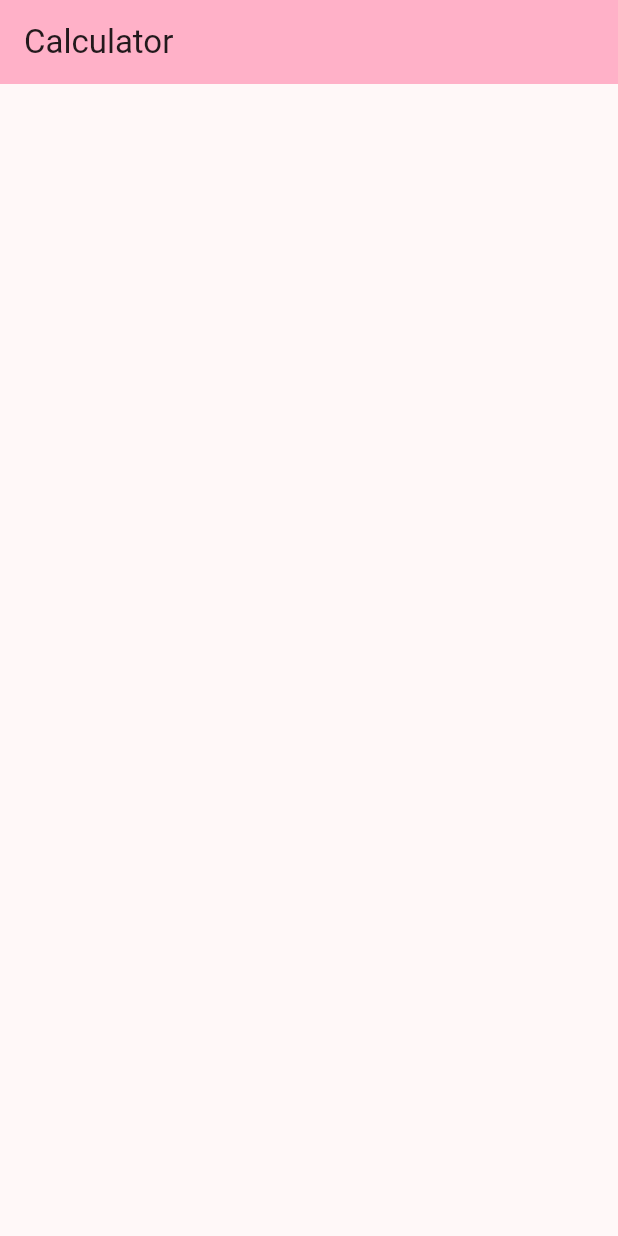
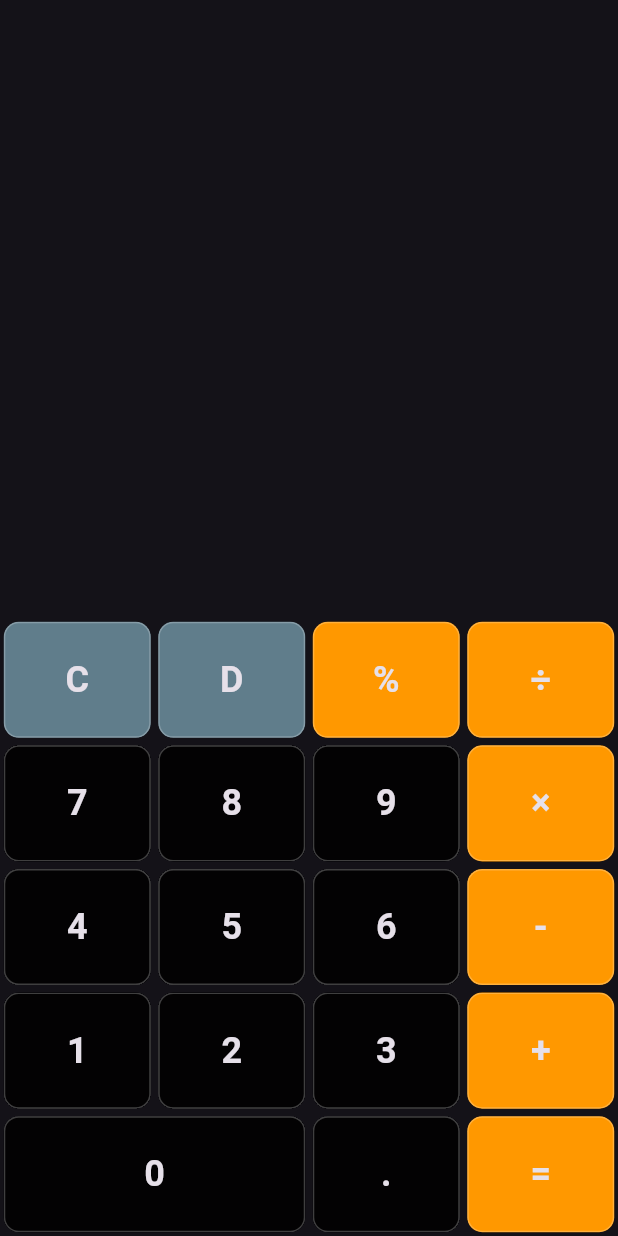
Before and after one commit to atommass/calculator-app-flutter, a Flutter app: the screen it shows after launch, on a phone screen of 412 x 824 dp. Run offline on Flutter 3.47's test engine with Material 3 defaults, Android fonts, the phone set to English and light mode, and no system bars; missing offline and left inert: window_size.

Commit message:
Calculator app

```diff
--- a/lib/main.dart
+++ b/lib/main.dart
@@ -1,48 +1,30 @@
+import 'dart:io';
+import 'package:window_size/window_size.dart';
 import 'package:flutter/material.dart';
+import 'package:calculator_app/src/calculator_screen.dart';
 
 void main() {
-  runApp(const MyApp());
+  WidgetsFlutterBinding.ensureInitialized();
+  if (Platform.isWindows || Platform.isLinux || Platform.isMacOS) {
+    setWindowMinSize(const Size(400, 700));
+    setWindowMaxSize(const Size(600, 900));
+    setWindowFrame(Rect.fromLTWH(200, 50, 400, 700));
+  }
+
+  runApp(const Calculator());
 }
 
-class MyApp extends StatelessWidget {
-  const MyApp({super.key});
+class Calculator extends StatelessWidget {
+  const Calculator({super.key});
 
   // This widget is the root of your application.
   @override
   Widget build(BuildContext context) {
     return MaterialApp(
-      title: 'Flutter Demo',
-      theme: ThemeData(
-        colorScheme: ColorScheme.fromSeed(seedColor: Colors.black),
-
-      ),
-      home: const MyHomePage(title: 'Calculator'),
+      title: 'Calculator',
+      debugShowCheckedModeBanner: false,
+      theme: ThemeData.dark(),
+      home: const CalculatorScreen(),
     );
   }
 }
-
-class MyHomePage extends StatefulWidget {
-  const MyHomePage({super.key, required this.title});
-  final String title;
-
-  @override
-  State<MyHomePage> createState() => _MyHomePageState();
-}
-
-class _MyHomePageState extends State<MyHomePage> {
-
-
-  @override
-  Widget build(BuildContext context) {
-    return Scaffold(
-      appBar: AppBar(
-        backgroundColor: Theme.of(context).colorScheme.inversePrimary,
-        title: Text(widget.title),
-      ),
-      body: const Center(
-        child: Column(),
-      ),
-    );
-  }
-
-}
--- a/lib/src/button_values.dart
+++ b/lib/src/button_values.dart
@@ -1,5 +1,29 @@
 class Btn {
-  static const String clear = 'C';
-  static const String delete = 'DEL';
-  static const String percent = '%';
+  static const String del = "D";
+  static const String clr = "C";
+  static const String per = "%";
+  static const String multiply = "×";
+  static const String divide = "÷";
+  static const String add = "+";
+  static const String subtract = "-";
+  static const String calculate = "=";
+  static const String dot = ".";
+  static const String n0 = "0";
+  static const String n1 = "1";
+  static const String n2 = "2";
+  static const String n3 = "3";
+  static const String n4 = "4";
+  static const String n5 = "5";
+  static const String n6 = "6";
+  static const String n7 = "7";
+  static const String n8 = "8";
+  static const String n9 = "9";
+
+  static const List<String> buttonValues = [
+    clr, del, per, divide,
+    n7, n8, n9, multiply,
+    n4, n5, n6, subtract,
+    n1, n2, n3, add,
+    n0, dot, calculate,
+  ];
 }
--- a/lib/src/calculator_screen.dart
+++ b/lib/src/calculator_screen.dart
@@ -0,0 +1,233 @@
+import 'button_values.dart';
+import 'package:flutter/material.dart';
+
+class CalculatorScreen extends StatefulWidget {
+  const CalculatorScreen({super.key});
+
+  @override
+  State<CalculatorScreen> createState() => _CalculatorScreenState();
+}
+
+class _CalculatorScreenState extends State<CalculatorScreen> {
+  String number1 = "";
+  String operand = "";
+  String number2 = "";
+
+  @override
+  Widget build(BuildContext context) {
+    final screenSize = MediaQuery.of(context).size;
+    return Scaffold(
+      body: SafeArea(
+        bottom: false,
+        child: Column(
+          children: [
+            // Display Area
+            Expanded(
+              child: SingleChildScrollView(
+                reverse: true,
+                child: Container(
+                  alignment: Alignment.bottomRight,
+                  padding: const EdgeInsets.all(16),
+                  child: Text(
+                    "$number1 $operand $number2".isEmpty
+                        ? "0"
+                        : "$number1 $operand $number2",
+                    style: TextStyle(
+                      fontSize: 48,
+                      fontWeight: FontWeight.bold,
+                      color: Color.fromRGBO(255, 255, 255, 90)
+                    ),
+                    textAlign: TextAlign.end,
+                  ),
+                ),
+              ),
+            ),
+            // Button Grid
+            Wrap(
+              children: Btn.buttonValues
+                  .map(
+                    (value) => SizedBox(
+                      width: value == Btn.n0
+                          ? screenSize.width / 2
+                          : (screenSize.width / 4),
+                      height: screenSize.width / 5,
+                      child: buildButton(value),
+                    ),
+                  )
+                  .toList(),
+            ),
+          ],
+        ),
+      ),
+    );
+  }
+
+  Widget buildButton(String value) {
+    return Padding(
+      padding: const EdgeInsets.all(2.5),
+      child: Material(
+        color: getBtnColor(value),
+        clipBehavior: Clip.hardEdge,
+        shape: OutlineInputBorder(
+          borderSide: const BorderSide(color: Colors.white24),
+          borderRadius: BorderRadius.circular(10),
+        ),
+        child: InkWell(
+          onTap: () => onBtnTap(value),
+          child: Center(
+            child: Text(
+              value,
+              style: const TextStyle(fontWeight: FontWeight.bold, fontSize: 24),
+            ),
+          ),
+        ),
+      ),
+    );
+  }
+
+  Color getBtnColor(String value) {
+    return [Btn.del, Btn.clr].contains(value)
+        ? Colors.blueGrey
+        : [
+            Btn.per,
+            Btn.multiply,
+            Btn.add,
+            Btn.subtract,
+            Btn.divide,
+            Btn.calculate,
+          ].contains(value)
+        ? Colors.orange
+        : Colors.black87;
+  }
+
+  void onBtnTap(String value) {
+    if (value == Btn.del) {
+      delete();
+      return;
+    }
+
+    if (value == Btn.clr) {
+      clearAll();
+      return;
+    }
+
+    if (value == Btn.per) {
+      convertToPercentage();
+      return;
+    }
+
+    if (value == Btn.calculate) {
+      calculate();
+      return;
+    }
+
+    appendValue(value);
+  }
+
+  void calculate() {
+    if (number1.isEmpty || operand.isEmpty || number2.isEmpty) return;
+
+    final double num1 = double.parse(number1);
+    final double num2 = double.parse(number2);
+    var result = 0.0;
+
+    switch (operand) {
+      case Btn.add:
+        result = num1 + num2;
+        break;
+      case Btn.subtract:
+        result = num1 - num2;
+        break;
+      case Btn.multiply:
+        result = num1 * num2;
+        break;
+      case Btn.divide:
+        result = num1 / num2;
+        break;
+      default:
+    }
+
+    setState(() {
+      //number1 = result.toStringAsPrecision(3);
+      if (result % 1 == 0) {
+        number1 = result.toInt().toString();
+      } else {
+        number1 = result.toString();
+      }
+      // if (number1.endsWith(".0")) {
+      //   number1 = number1.substring(0, number1.length - 2);
+      // }
+      operand = "";
+      number2 = "";
+    });
+  }
+
+  void convertToPercentage() {
+    if (number1.isNotEmpty && operand.isEmpty && number2.isEmpty) {
+      final number = double.parse(number1);
+      setState(() {
+        number1 = "${number / 100}";
+      });
+    } else if (number1.isNotEmpty && operand.isNotEmpty && number2.isNotEmpty) {
+      // calculate before conversion
+      calculate();
+      // then convert
+      final number = double.parse(number1);
+      setState(() {
+        number1 = "${number / 100}";
+      });
+    }
+  }
+
+  void clearAll() {
+    setState(() {
+      number1 = "";
+      operand = "";
+      number2 = "";
+    });
+  }
+
+  void delete() {
+    if (number2.isNotEmpty) {
+      number2 = number2.substring(0, number2.length - 1);
+    } else if (operand.isNotEmpty) {
+      operand = "";
+    } else if (number1.isNotEmpty) {
+      number1 = number1.substring(0, number1.length - 1);
+    }
+    setState(() {});
+  }
+
+  void appendValue(String value) {
+    // if is operand and not ".":
+    if (value != Btn.dot && int.tryParse(value) == null) {
+      // operand pressed
+      if (operand.isNotEmpty && number2.isNotEmpty) {
+        calculate();
+      }
+      setState(() {
+        operand = value;
+      });
+    }
+    // assign value to number1 variable
+    else if (number1.isEmpty || operand.isEmpty) {
+      if (value == Btn.dot && number1.contains(Btn.dot)) return;
+      if (value == Btn.dot && (number1.isEmpty || number1 == Btn.n0)) {
+        value = "0.";
+      }
+      setState(() {
+        number1 += value;
+      });
+    }
+    // assign value to number2 variable
+    else if (number2.isEmpty || operand.isNotEmpty) {
+      if (value == Btn.dot && number2.contains(Btn.dot)) return;
+      if (value == Btn.dot && (number2.isEmpty || number2 == Btn.n0)) {
+        value = "0.";
+      }
+      setState(() {
+        number2 += value;
+      });
+    }
+  }
+}
--- a/pubspec.yaml
+++ b/pubspec.yaml
@@ -34,6 +34,7 @@ dependencies:
   # The following adds the Cupertino Icons font to your application.
   # Use with the CupertinoIcons class for iOS style icons.
   cupertino_icons: ^1.0.8
+  window_size: ^0.1.0
 
 dev_dependencies:
   flutter_test:
```
Also changed, not shown: lib/src/calculation_logic.dart (added), lib/src/calculator_button.dart (deleted), pubspec.lock, 7 other files.
